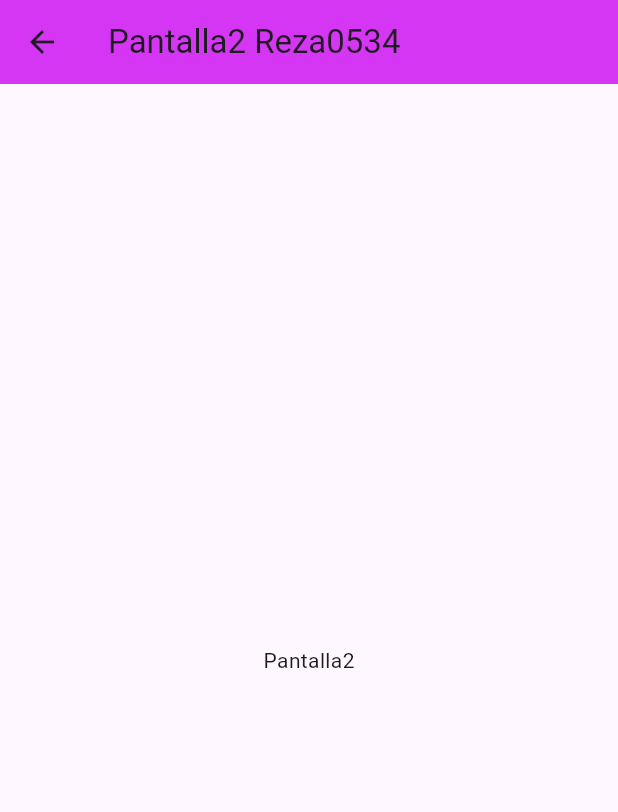
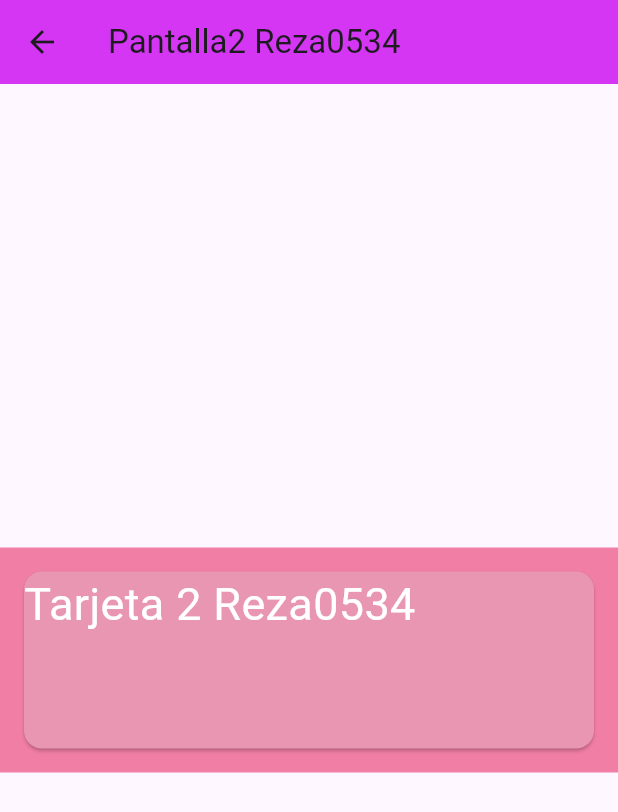
Before and after one commit to HectorRezaRamirez18/p15-Rutas-6J-0534, a Flutter app: the Pantalla2_0534 screen opened by its route, on a phone screen of 412 x 824 dp. Shown: the top 812 px of the screen. Run offline on Flutter 3.47's test engine with Material 3 defaults, Android fonts, the phone set to English and light mode, and no system bars.

```diff
--- a/lib/main.dart
+++ b/lib/main.dart
@@ -14,9 +14,9 @@ class MiApp0534 extends StatelessWidget {
       debugShowCheckedModeBanner: false,
       initialRoute: "/",
       routes: {
-        "/": (context) => PantallaIni_0534(),
-        "/pantalla1_0534": (context) => Pantalla1_0534(),
-        "/pantalla2_0534": (context) => Pantalla2_0534()
+        "/": (context) => const PantallaIni_0534(),
+        "/pantalla1_0534": (context) => const Pantalla1_0534(),
+        "/pantalla2_0534": (context) => const Pantalla2_0534()
       }, //Fin ruta paginas
     ); //Fin de material
   } //Fin Widgets
--- a/lib/pantalla2_0534.dart
+++ b/lib/pantalla2_0534.dart
@@ -10,11 +10,21 @@ class Pantalla2_0534 extends StatelessWidget {
     return Scaffold(
       appBar: AppBar(
         backgroundColor: Color(0xffd536f4),
-        title: Text('Pantalla2 Reza0534'),
+        title: const Text('Pantalla2 Reza0534'),
       ),
       body: Center(
-        child: Text(
-          'Pantalla2',
+        child: Container(
+          color: Color(0xfff17ea5),
+          width: double.infinity,
+          height: 150,
+          child: Card(
+            color: Color(0xffe896b2),
+            margin: EdgeInsets.all(16),
+            child: Text(
+              "Tarjeta 2 Reza0534",
+              style: TextStyle(fontSize: 30, color: Colors.white),
+            ),
+          ),
         ),
       ),
     );
--- a/lib/pantallaini_0534.dart
+++ b/lib/pantallaini_0534.dart
@@ -7,7 +7,7 @@ class PantallaIni_0534 extends StatelessWidget {
   Widget build(BuildContext context) {
     return Scaffold(
       appBar: AppBar(
-        title: Text("Pagina Inicial Reza0534"),
+        title: const Text("Pagina Inicial Reza0534"),
         backgroundColor: Colors.red,
       ),
       body: Center(
@@ -18,12 +18,12 @@ class PantallaIni_0534 extends StatelessWidget {
                 onPressed: () {
                   Navigator.pushNamed(context, "/pantalla1_0534");
                 }, //Fin de onPressed
-                child: const Text("Mover a Pantalla1")),
+                child: const Text("Ejemplo Card 1")),
             ElevatedButton(
                 onPressed: () {
                   Navigator.pushNamed(context, "/pantalla2_0534");
                 }, //Fin de onPressed
-                child: const Text("Mover a Pantalla2")),
+                child: const Text("Ejemplo Card 2")),
           ],
         ),
       ),
```
Also changed, not shown: lib/pantalla1_0534.dart (+11 -8 lines).
